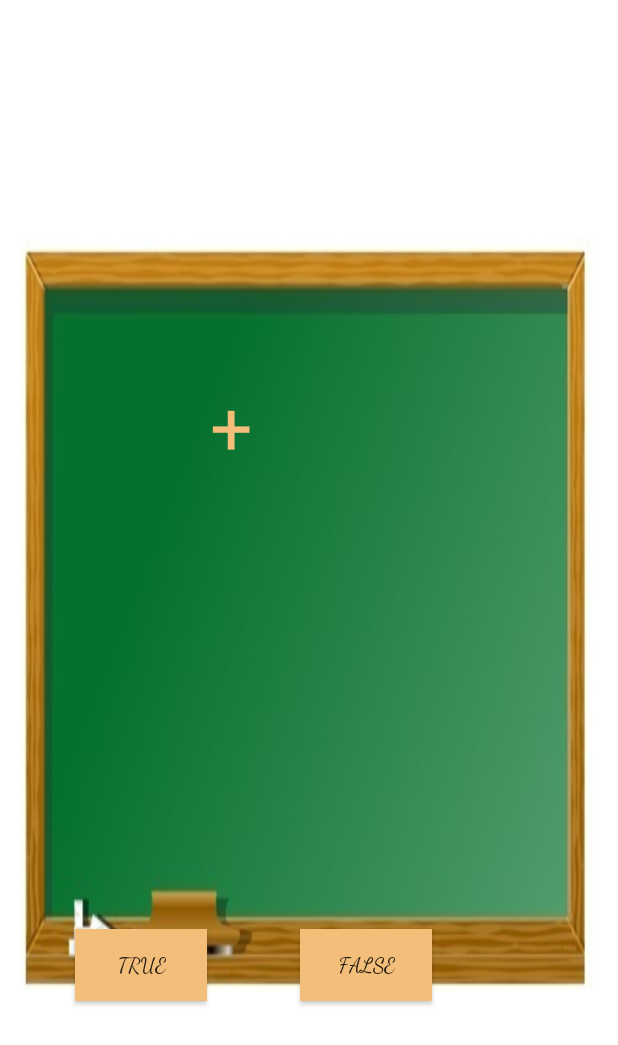
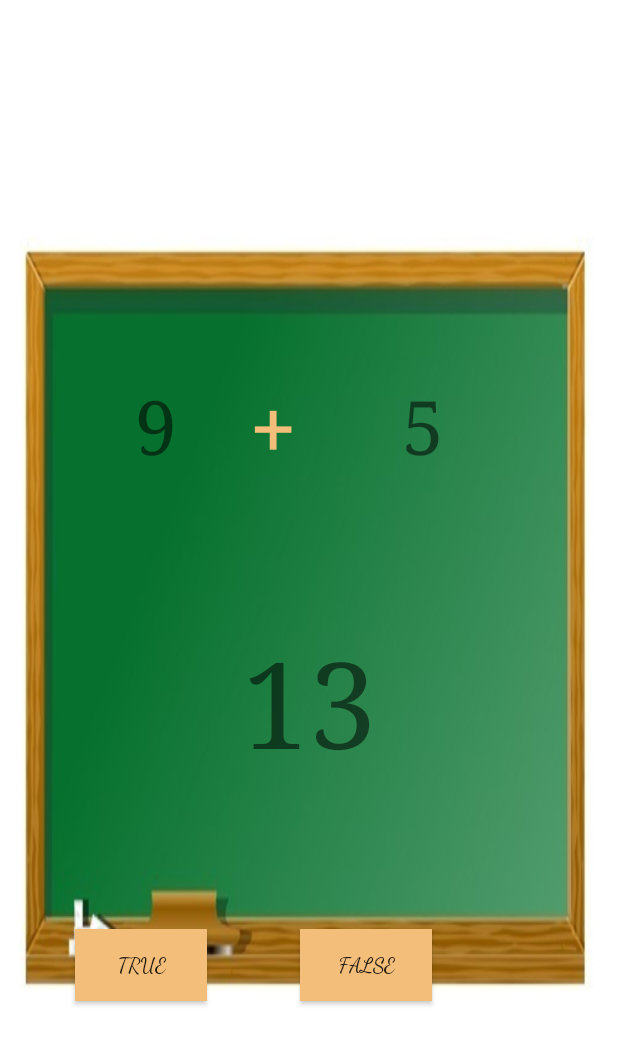
Before and after one commit to khyati393/math-master, an Android app: the layout activity_addition.xml on its own in the app's theme, with its tools: preview values and no code run, on a phone screen of 412 x 824 dp. Shown: the top 1045 px of the screen. Run offline under Robolectric (Android 15) with nearby library versions, the light colour scheme and no system bars.

Commit message:
Improvements ui related

```diff
--- a/app/src/main/res/layout/activity_addition.xml
+++ b/app/src/main/res/layout/activity_addition.xml
@@ -3,56 +3,57 @@
     xmlns:tools="http://schemas.android.com/tools"
     android:layout_width="match_parent"
     android:layout_height="match_parent"
+    android:background="@drawable/chalkboard"
     android:orientation="vertical"
-    tools:context=".AdditionActivity"
-    android:background="@drawable/chalkboard">
+    tools:context=".AdditionActivity">
 
-    <LinearLayout
+    <androidx.appcompat.widget.LinearLayoutCompat
         android:layout_width="match_parent"
         android:layout_height="wrap_content"
-        android:layout_marginTop="150dp"
-        android:layout_gravity="center">
+        android:layout_gravity="center"
+        android:layout_marginTop="150dp">
 
         <TextView
             android:id="@+id/num1"
-            android:fontFamily="serif"
             android:layout_width="wrap_content"
             android:layout_height="wrap_content"
-            android:layout_marginLeft="90dp"
+            android:layout_marginStart="90dp"
             android:layout_marginTop="100dp"
-            android:layout_marginRight="50dp"
-            android:text=""
-            android:textSize="50dp" />
+            android:layout_marginEnd="50dp"
+            android:fontFamily="serif"
+            android:textSize="50dp"
+            tools:text="9" />
 
 
-        <TextView
+        <androidx.appcompat.widget.AppCompatTextView
             android:layout_width="50dp"
             android:layout_height="50dp"
             android:layout_marginTop="100dp"
-            android:layout_marginRight="50dp"
+            android:layout_marginEnd="50dp"
+            android:text="+"
             android:textColor="#F3BE79"
-            android:text="+"
             android:textSize="50dp" />
 
         <TextView
             android:id="@+id/num2"
-            android:fontFamily="serif"
             android:layout_width="wrap_content"
             android:layout_height="wrap_content"
             android:layout_marginTop="100dp"
-            android:text=""
-            android:textSize="50dp" />
-    </LinearLayout>
+            android:fontFamily="serif"
+            android:textSize="50dp"
+            tools:text="5" />
+
+    </androidx.appcompat.widget.LinearLayoutCompat>
 
     <TextView
         android:id="@+id/attempt"
-        android:fontFamily="serif"
         android:layout_width="wrap_content"
         android:layout_height="wrap_content"
         android:layout_gravity="center"
         android:layout_marginTop="100dp"
-        android:text=""
-        android:textSize="80dp" />
+        android:fontFamily="serif"
+        android:textSize="80dp"
+        tools:text="13" />
 
     <RelativeLayout
         android:layout_width="match_parent"
@@ -62,20 +63,22 @@
             android:id="@+id/b1"
             android:layout_width="wrap_content"
             android:layout_height="wrap_content"
-            android:layout_marginLeft="50dp"
+            android:layout_marginStart="50dp"
             android:layout_marginTop="100dp"
-            android:text="True"
             android:background="#F3BE79"
-            android:fontFamily="cursive" />
+            android:fontFamily="cursive"
+            android:text="True" />
 
         <Button
             android:id="@+id/b2"
             android:layout_width="wrap_content"
             android:layout_height="wrap_content"
-            android:layout_marginLeft="200dp"
+            android:layout_marginStart="200dp"
             android:layout_marginTop="100dp"
             android:background="#F3BE79"
             android:fontFamily="cursive"
             android:text="False" />
+
     </RelativeLayout>
+
 </androidx.appcompat.widget.LinearLayoutCompat>
--- a/app/src/main/res/values/strings.xml
+++ b/app/src/main/res/values/strings.xml
@@ -1,3 +1,4 @@
 <resources>
     <string name="app_name">Math Master</string>
+    <string name="messagePlayToSeeStreaks">You have to play to see streaks here :-)</string>
 </resources>
```
Also changed, not shown: app/src/main/AndroidManifest.xml (+24 -22 lines), app/src/main/java/com/example/mathmaster/AboutActivity.java (+10 -7 lines), app/src/main/java/com/example/mathmaster/StreakBoardActivity.java (+0 -8 lines), app/src/main/res/layout/activity_about.xml (+13 -10 lines), app/src/main/res/layout/activity_division.xml (+21 -18 lines), app/src/main/res/layout/activity_multiplication.xml (+21 -19 lines), app/src/main/res/layout/activity_streak_board.xml (+1 -49 lines), app/src/main/res/layout/activity_subtraction.xml (+22 -19 lines).
